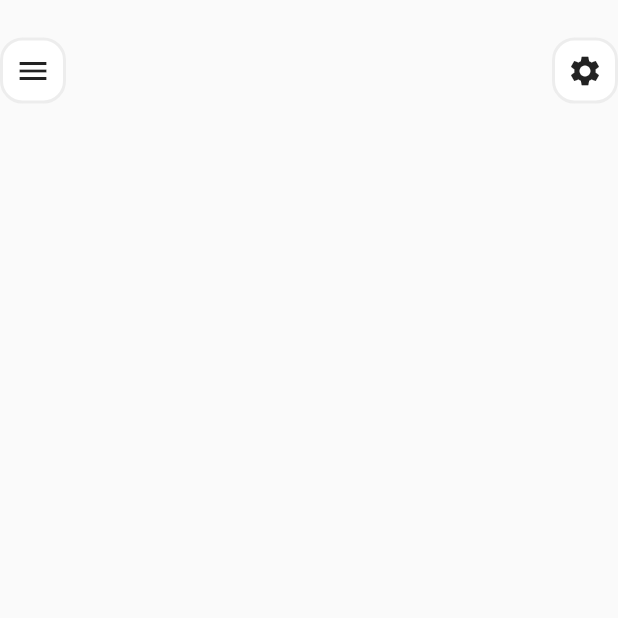
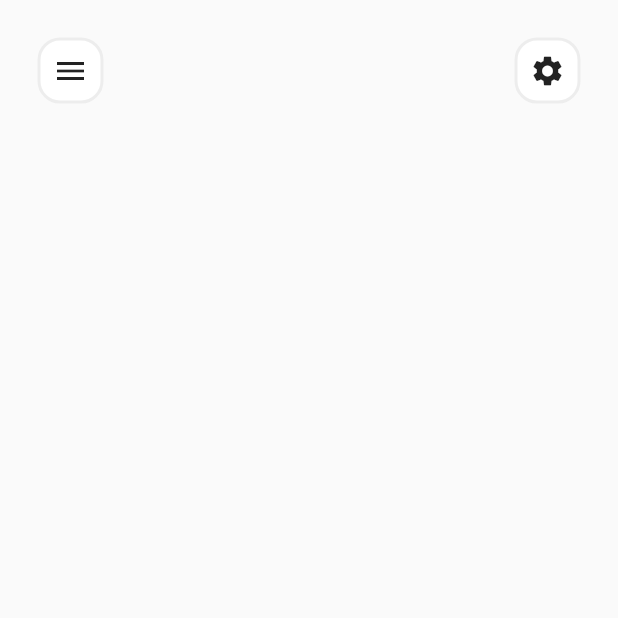
Before and after one commit to priyanshu-01/my_app, a Flutter app: the screen it shows after launch, on a phone screen of 412 x 824 dp, the top half of it. Run offline on Flutter 3.47's test engine with Material 2 defaults, Android fonts, the phone set to English and light mode, and no system bars.

Commit message:
add padding

```diff
--- a/lib/screens/LandingPage.dart
+++ b/lib/screens/LandingPage.dart
@@ -21,12 +21,15 @@ class LandingPage extends StatelessWidget {
           crossAxisAlignment: CrossAxisAlignment.start,
           children: [
             addVerticalSpace(padding),
-            Row(
-              mainAxisAlignment: MainAxisAlignment.spaceBetween,
-              children: [
-                BorderIcon(child: Icon(Icons.menu)),
-                BorderIcon(child: Icon(Icons.settings)),
-              ],
+            Padding(
+              padding: sidePadding,
+              child: Row(
+                mainAxisAlignment: MainAxisAlignment.spaceBetween,
+                children: [
+                  BorderIcon(child: Icon(Icons.menu)),
+                  BorderIcon(child: Icon(Icons.settings)),
+                ],
+              ),
             ),
             // [menu icon, settings icon]-> row(spacebetween)
             addVerticalSpace(20),
```
